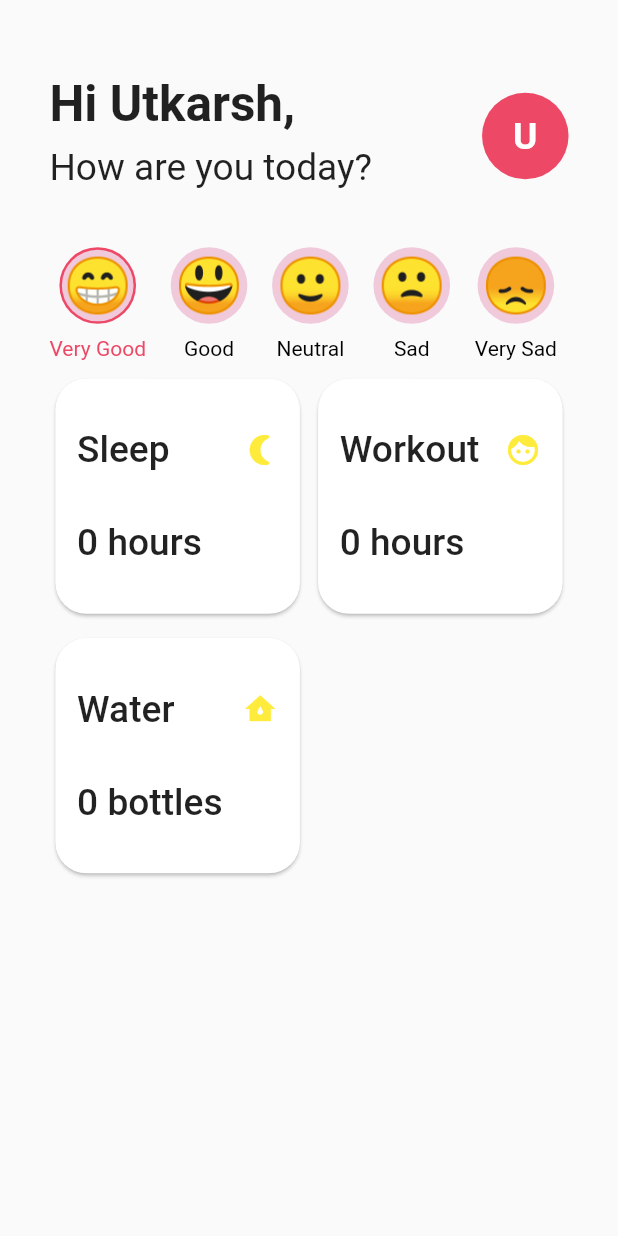
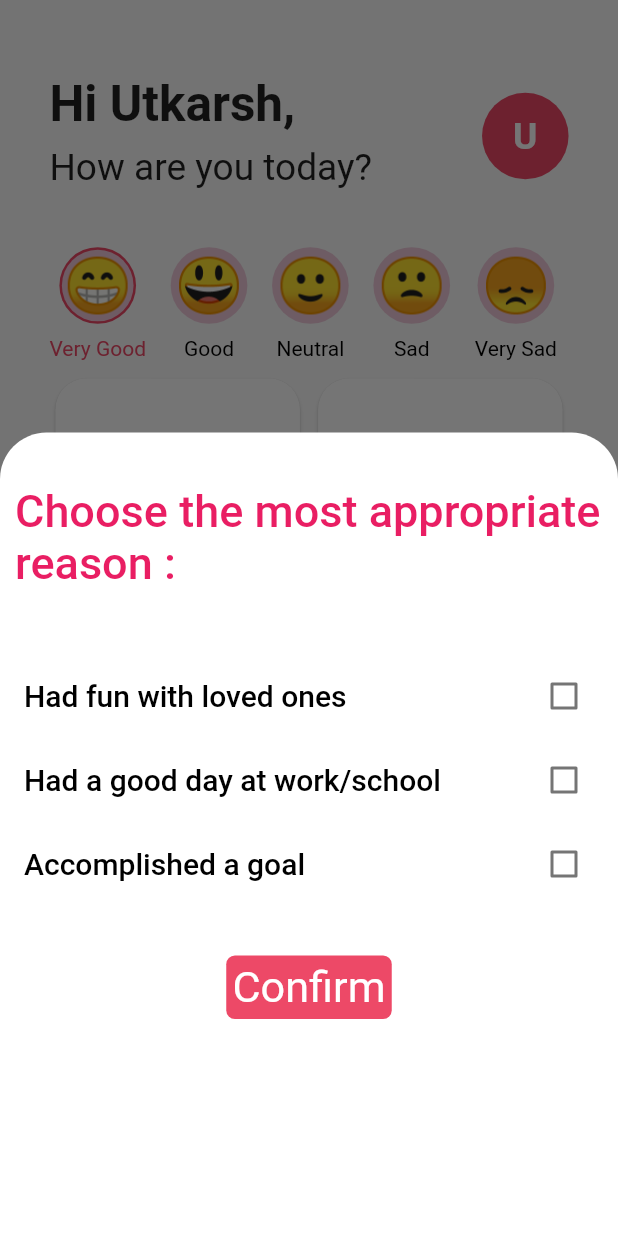
Before and after one commit to utkarshhh99/btp_project1, a Flutter app: the HomeScreen screen opened directly, after a tap on "Very Good", on a phone screen of 412 x 824 dp. Run offline on Flutter 3.47's test engine with Material 2 defaults, Android fonts, the light colour scheme and no system bars; our stand-ins replace charts_flutter, pie_chart.

Commit message:
Added mood options

```diff
--- a/lib/main.dart
+++ b/lib/main.dart
@@ -15,22 +15,37 @@ class MyApp extends StatelessWidget {
   // This widget is the root of your application.
   @override
   Widget build(BuildContext context) {
-    return MaterialApp(
-      title: 'Flutter Demo',
-      debugShowCheckedModeBanner: false,
-      theme: ThemeData(
-        primarySwatch: Colors.blue,
-      ),
-      home: Builder(
+    // return MaterialApp(
+    //   title: 'Flutter Demo',
+    //   debugShowCheckedModeBanner: false,
+    //   theme: ThemeData(
+    //     primarySwatch: Colors.blue,
+    //   ),
+    //   home: Builder(
+    //     builder: (BuildContext context) {
+    //       return MultiProvider(
+    //         providers: [
+    //           ChangeNotifierProvider<ActivityProvider>(create: (_) => ActivityProvider())
+    //         ],
+    //         child: LoginScreen(),
+    //       );
+    return Builder(
         builder: (BuildContext context) {
           return MultiProvider(
             providers: [
               ChangeNotifierProvider<ActivityProvider>(create: (_) => ActivityProvider())
             ],
-            child: VerificationScreen(),
+            child: MaterialApp(
+                title: 'Flutter Demo',
+      debugShowCheckedModeBanner: false,
+      theme: ThemeData(
+        primarySwatch: Colors.blue,
+      ),
+      home: LoginScreen(),
+            ),
           );
         },
-      ),
+     // ),
     );
   }
 }
--- a/lib/models/tile_list.dart
+++ b/lib/models/tile_list.dart
@@ -55,6 +55,62 @@ void setMood(String m){
 String getMood(){
   return _mood;
 }
+List<List<String>> get moodOptions =>_moodOptions;
+List<List<String>> _moodOptions =[
+  [
+    'Had fun with loved ones',
+    'Had a good day at work/school',
+    'Accomplished a goal',
+  ],
+  [
+    'Spent time with loved ones',
+    'Did something I enjoy',
+    'Ate something you like',
+  ],
+  [
+    'Spent day being too busy',
+    'Followed normal routine',
+    'Met new people',
+  ],
+  [
+    'Couldn\'t finish a scheduled task',
+    'Missed an event',
+    'Missing a loved one',
+  ],
+  [
+    'Fell sick',
+    'Had a fight with a loved one',
+    'Things didn\'t go well at work',
+  ]
+];
+
+Map<String,int> frequency = {
+  'Had fun with loved ones':0,
+  'Had a good day at work/school':0,
+  'Accomplished a goal':0,
+  'Spent time with loved ones':0,
+  'Did something I enjoy':0,
+  'Ate something you like':0,
+  'Spent day being too busy':0,
+  'Followed normal routine':0,
+  'Met new people':0,
+  'Couldn\'t finish a scheduled task':0,
+  'Missed an event':0,
+  'Missing a loved one':0,
+  'Fell sick':0,
+  'Had a fight with a loved one':0,
+  'Things didn\'t go well at work':0,
+};
+
+// Map<String,int> get frequency => _frequency;
+// void incValue(String s){
+//   _frequency[s]++;
+//   notifyListeners();
+// }
+// void decValue(String s){
+//   _frequency[s]--;
+//   notifyListeners();
+// }
 
 
 }
--- a/lib/screens/logIn_screen.dart
+++ b/lib/screens/logIn_screen.dart
@@ -1,6 +1,8 @@
 import 'package:btp_project1/screens/tabScreen.dart';
 import 'package:btp_project1/widgets/user_input.dart';
 import 'package:flutter/material.dart';
+import 'package:provider/provider.dart';
+import '../models/tile_list.dart';
 
 class LoginScreen extends StatefulWidget {
   @override
@@ -37,7 +39,15 @@ class _LoginScreenState extends State<LoginScreen> {
                   shape: RoundedRectangleBorder(
                       borderRadius: BorderRadius.circular(10)),
                   onPressed: () {
-                    Navigator.of(context).pushReplacement(MaterialPageRoute(builder: (ctx)=> TabScreen()));
+                    Navigator.of(context).pushReplacement(MaterialPageRoute(builder: (ctx)=> TabScreen(),));
+                    // final _passProvider= Provider.of<ActivityProvider>(context,listen: false);
+                    // Navigator.of(context).push(
+                    //   MaterialPageRoute(
+                    //     builder: (BuildContext context) => ChangeNotifierProvider.value(value: _passProvider,child:TabScreen(),)
+
+                    //     ),
+                    // );
+                    //Navigator.of(context).restorablePushReplacement((context, arguments) => null)
                   },
                   child: Text(
                     "Confirm",
--- a/lib/widgets/home_bottom_sheet.dart
+++ b/lib/widgets/home_bottom_sheet.dart
@@ -5,7 +5,7 @@ import 'package:provider/provider.dart';
 class BottomCustomSheet extends StatefulWidget {
   final int index;
   BottomCustomSheet({this.index,this.bottleCount});
-   int bottleCount;
+  int bottleCount;
 
   @override
   _BottomCustomSheetState createState() => _BottomCustomSheetState();
--- a/lib/widgets/home_mood_picker.dart
+++ b/lib/widgets/home_mood_picker.dart
@@ -1,4 +1,6 @@
+import 'package:btp_project1/models/activity_unit.dart';
 import 'package:btp_project1/models/tile_list.dart';
+import '../widgets/mood_bottom_sheet.dart';
 import 'package:flutter/material.dart';
 import 'package:provider/provider.dart';
 
@@ -16,6 +18,27 @@ class _MoodPickerState extends State<MoodPicker> {
     final deviceHeight = MediaQuery.of(context).size.height;
     var innerRadius = deviceWidth * 0.058;
     var outerRadius = deviceWidth * 0.062;
+    void showOptions(int index){
+        List options=Provider.of<ActivityProvider>(context,listen: false).moodOptions[index];
+        Map frequency=Provider.of<ActivityProvider>(context,listen: false).frequency;
+        //final _myProvider=Provider.of<ActivityProvider>(context,listen: false);
+          showModalBottomSheet<void>(
+            //isDismissible: false,
+            isScrollControlled: true,
+            backgroundColor: Colors.transparent,
+            context: context,
+            builder: (BuildContext context) {
+              return MoodBottomSheet(display: options,frequency: frequency,);
+              //return ChangeNotifierProvider.value(value: _myProvider,child: MoodBottomSheet(display: options,));
+              //BottomCustomSheet(index:widget.index);
+            },
+
+          );
+
+
+
+
+    }
     return Row(
       mainAxisAlignment: MainAxisAlignment.start,
       children: [
@@ -27,6 +50,7 @@ class _MoodPickerState extends State<MoodPicker> {
               for (int i = 0; i < 5; i++) {
                 if (i != k) tap[i] = 0;
               }
+              showOptions(k);
               setState(() {});
             },
             child: Column(
@@ -65,6 +89,7 @@ class _MoodPickerState extends State<MoodPicker> {
                 if (i != k) tap[i] = 0;
               }
               print('tapped in 2nd');
+              showOptions(k);
               setState(() {});
             },
             child: Column(
@@ -104,6 +129,7 @@ class _MoodPickerState extends State<MoodPicker> {
               }
 
               print('tapped in 3rd');
+              showOptions(k);
               setState(() {});
             },
             child: Column(
@@ -143,6 +169,7 @@ class _MoodPickerState extends State<MoodPicker> {
               }
 
               print('tapped in 4th');
+              showOptions(k);
               setState(() {});
             },
             child: Column(
@@ -181,6 +208,7 @@ class _MoodPickerState extends State<MoodPicker> {
                 if (i != k) tap[i] = 0;
               }
               print('tapped in 5th');
+              showOptions(k);
               setState(() {});
             },
             child: Column(
--- a/lib/widgets/home_tile.dart
+++ b/lib/widgets/home_tile.dart
@@ -29,13 +29,13 @@ class _HomeTileState extends State<HomeTile> {
           setState(() {
             fg=1;
           });
-          final myProvider=Provider.of<ActivityProvider>(context,listen: false);
+          final _myProvider=Provider.of<ActivityProvider>(context,listen: false);
           showModalBottomSheet<void>(
             //isDismissible: false,
 
             context: context,
             builder: (BuildContext context) {
-              return ChangeNotifierProvider.value(value: myProvider,child:BottomCustomSheet(index:widget.index,bottleCount:activity.value));
+              return ChangeNotifierProvider.value(value: _myProvider,child:BottomCustomSheet(index:widget.index,bottleCount:activity.value));
               //BottomCustomSheet(index:widget.index);
             },
 
--- /dev/null
+++ b/lib/widgets/mood_bottom_sheet.dart
@@ -0,0 +1,123 @@
+import 'package:flutter/material.dart';
+import 'package:provider/provider.dart';
+
+// ignore: must_be_immutable
+class MoodBottomSheet extends StatefulWidget {
+  final List<String> display;
+  Map<String, int> frequency;
+  MoodBottomSheet({this.display, this.frequency});
+
+  @override
+  _MoodBottomSheetState createState() => _MoodBottomSheetState();
+}
+
+class _MoodBottomSheetState extends State<MoodBottomSheet> {
+  @override
+  Widget build(BuildContext context) {
+    final deviceWidth = MediaQuery.of(context).size.width;
+    final deviceHeight = MediaQuery.of(context).size.height;
+    return Container(
+      height: deviceHeight * 0.65,
+      //color: Colors.black,
+      decoration: BoxDecoration(
+        borderRadius: BorderRadius.only(
+          topLeft: Radius.circular(deviceWidth * 0.075),
+          topRight: Radius.circular(deviceWidth * 0.075),
+        ),
+        color: Colors.white,
+      ),
+      child: Column(
+        children: [
+          SizedBox(
+            height: deviceHeight * 0.03,
+          ),
+          Padding(
+            padding: const EdgeInsets.all(10.0),
+            child: Text("Choose the most appropriate reason :",
+                style: TextStyle(
+                    fontWeight: FontWeight.w500,
+                    fontSize: 30,
+                    color: Colors.pink)),
+          ),
+          SizedBox(
+            height: deviceHeight * 0.04,
+          ),
+          ListView.builder(
+            itemBuilder: (ctx, i) => MoodItem(widget.display[i],widget.frequency),
+            itemCount: 3,
+            shrinkWrap: true,
+            physics: NeverScrollableScrollPhysics(),
+          ),
+          SizedBox(
+            height: deviceHeight * 0.04,
+          ),
+          GestureDetector(
+            child: Container(
+              padding: EdgeInsets.all(
+                deviceWidth * 0.01,
+              ),
+              decoration: BoxDecoration(
+                borderRadius: BorderRadius.circular(
+                  deviceWidth * 0.014,
+                ),
+                color: Color.fromRGBO(237, 73, 103, 1),
+              ),
+              child: Text(
+                'Confirm',
+                style: TextStyle(
+                    fontSize: deviceHeight * 0.035, color: Colors.white),
+              ),
+            ),
+            onTap: () {
+              Navigator.of(context).pop();
+            },
+          ),
+        ],
+      ),
+    );
+  }
+}
+
+// ignore: must_be_immutable
+class MoodItem extends StatefulWidget {
+  final String display;
+  Map<String, int> frequency;
+  MoodItem(this.display,this.frequency);
+
+  @override
+  State<MoodItem> createState() => _MoodItemState();
+}
+
+class _MoodItemState extends State<MoodItem> {
+  bool _value = false;
+
+  @override
+  Widget build(BuildContext context) {
+    final deviceWidth = MediaQuery.of(context).size.width;
+    final deviceHeight = MediaQuery.of(context).size.height;
+
+    return CheckboxListTile(
+      title: Text(
+        widget.display,
+        style: TextStyle(
+            fontWeight: FontWeight.w500, fontSize: 20, color: Colors.black),
+      ),
+      value: _value,
+      onChanged: (bool value) {
+        setState(() {
+          if(value==true){
+            widget.frequency[widget.display]++;
+          }
+          else{
+            widget.frequency[widget.display]--;
+          }
+          _value = value;
+          print(widget.display);
+          print(widget.frequency[widget.display]);
+          //can add frequency increase/decrease logic here (will need index and exact mood)
+        });
+      },
+      activeColor: Colors.pink,
+    );
+  }
+}
--- a/lib/widgets/pieChart.dart
+++ b/lib/widgets/pieChart.dart
@@ -2,7 +2,7 @@ import 'package:flutter/material.dart';
 import 'package:pie_chart/pie_chart.dart';
 
 class PiChart extends StatefulWidget {
-  String m;
+  final String m;
 
   PiChart(this.m);
 
@@ -25,13 +25,13 @@ class _PiChartState extends State<PiChart> {
     var height = MediaQuery.of(context).size.height;
     var width = MediaQuery.of(context).size.width;
     List temp = [10.0,10.0,10.0,10.0,10.0];
-    Map<String , int> map = {
-      '😁' : 0,
-      '😃' : 1,
-      '🙂' : 2,
-      '🙁' : 3,
-      '😞' : 4,
-    };
+    // Map<String , int> map = {
+    //   '😁' : 0,
+    //   '😃' : 1,
+    //   '🙂' : 2,
+    //   '🙁' : 3,
+    //   '😞' : 4,
+    // };
     //int x = map[widget.m];
     //temp[x] = 60.0;
     return Container(
--- a/lib/widgets/report_tile.dart
+++ b/lib/widgets/report_tile.dart
@@ -2,24 +2,24 @@ import 'package:flutter/cupertino.dart';
 import 'package:flutter/material.dart';
 
 class ReportTile extends StatelessWidget {
-  int i;
+  final int i;
 
   ReportTile(this.i);
 
-  List<String> titles = ["DOMINANT MOOD", "SLEEP", "WATER", "EXERCISE"];
-  List<String> description = [
+  final List<String> titles = ["DOMINANT MOOD", "SLEEP", "WATER", "EXERCISE"];
+  final List<String> description = [
     "Happy",
     "8 hours/day",
     "2.5 L/day",
     "1 hour"
   ];
-  List<String> comment = [
+  final List<String> comment = [
     "You did great this week",
     "Recommended 8 hours/day",
     "Recommended 4 L/day",
     "Recommended 1 hour/day"
   ];
-  List<String> img = [
+  final List<String> img = [
     "assets/img3.jpg",
     "assets/img.jpg",
     "assets/img2.jpg",
--- a/lib/widgets/user_input.dart
+++ b/lib/widgets/user_input.dart
@@ -1,7 +1,7 @@
 import 'package:flutter/material.dart';
 
 class UserInput extends StatelessWidget {
-  bool _isLogin;
+  final bool _isLogin;
 
   UserInput(this._isLogin);
 
```
Also changed, not shown: pubspec.lock.
